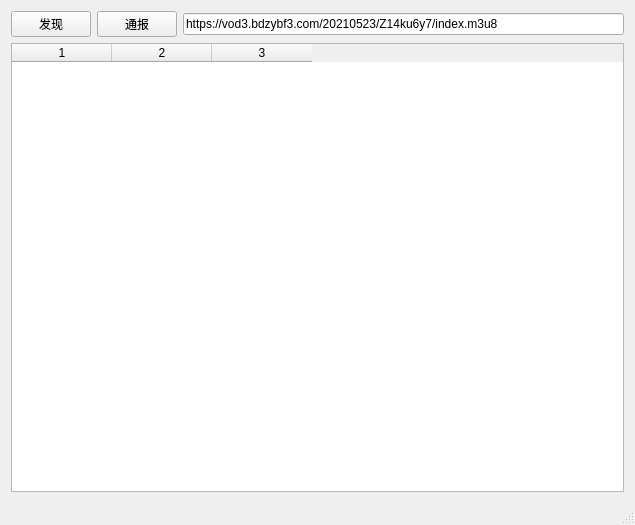
sonichy/HTYDLNA, file mainwindow.ui: the form before one commit.
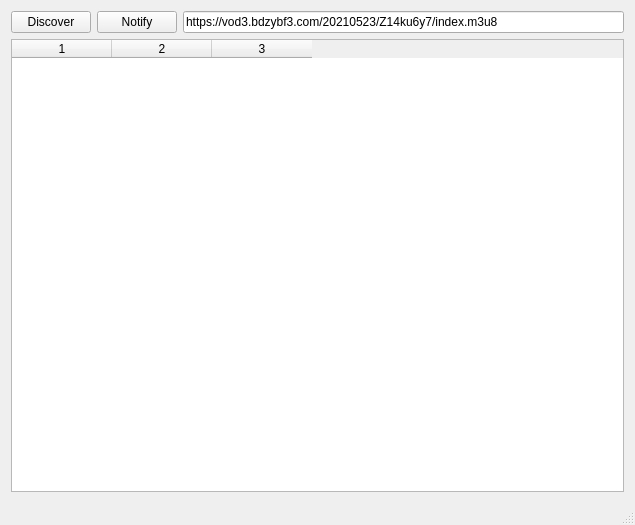
The form after the commit. Icons and pictures are not drawn.

Commit message: Discover Kodi but can not play

```diff
--- a/mainwindow.ui
+++ b/mainwindow.ui
@@ -24,14 +24,14 @@
       <item>
        <widget class="QPushButton" name="pushButton_discover">
         <property name="text">
-         <string>发现</string>
+         <string>Discover</string>
         </property>
        </widget>
       </item>
       <item>
        <widget class="QPushButton" name="pushButton_notify">
         <property name="text">
-         <string>通报</string>
+         <string>Notify</string>
         </property>
        </widget>
       </item>
```
Left out of the diff: 3 changed lines with no effect on the pictures. The commit also changes 5 other files.
